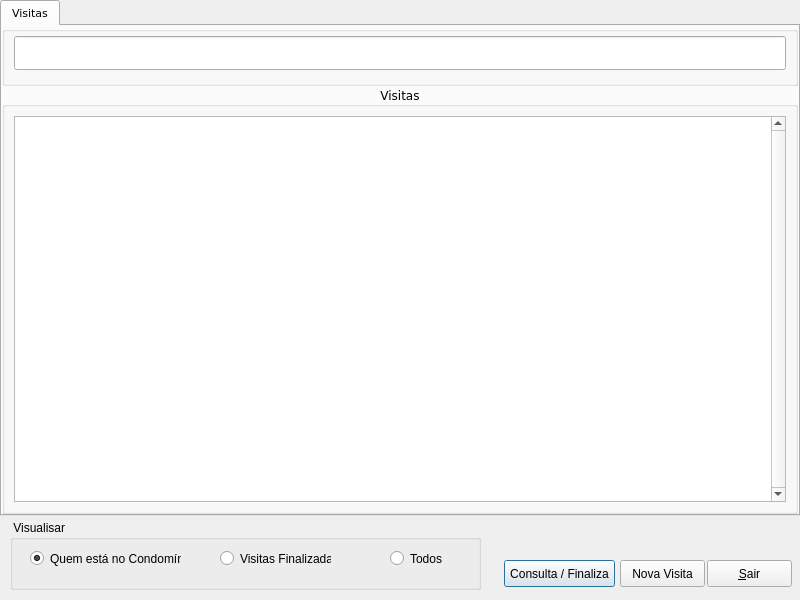
This is Projects/Blink/Plugins/visit/managervisit.ui in MarcoBueno1/qrad as Qt 5 draws it before an edit. The edited form follows.
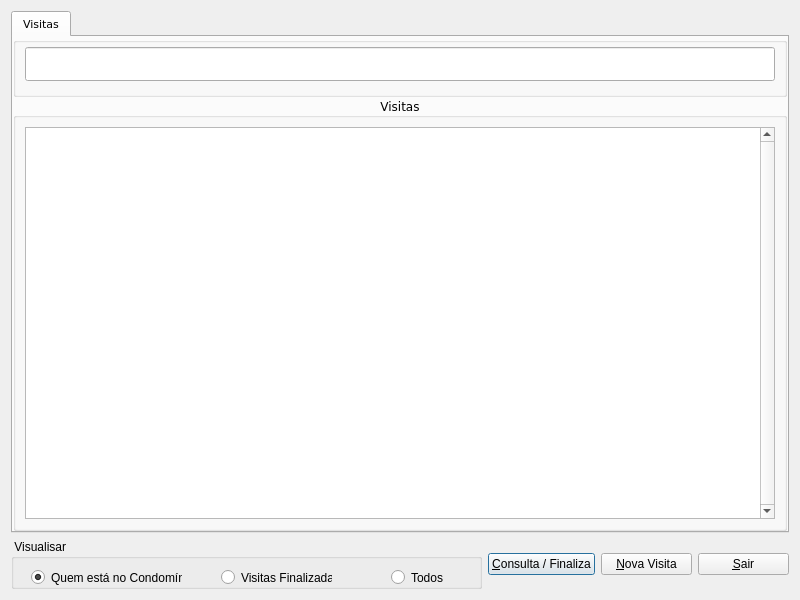
This is the edited form. Custom widgets are drawn as their Qt base class.

What changed in the file:
```diff
--- a/Projects/Blink/Plugins/visit/managervisit.ui
+++ b/Projects/Blink/Plugins/visit/managervisit.ui
@@ -13,15 +13,9 @@
   <property name="windowTitle">
    <string/>
   </property>
+  <layout class="QVBoxLayout" name="verticalLayout">
+   <item>
   <widget class="QTabWidget" name="tabWidget">
-   <property name="geometry">
-    <rect>
-     <x>0</x>
-     <y>0</y>
-     <width>800</width>
-     <height>516</height>
-    </rect>
-   </property>
    <property name="font">
     <font>
      <family>Verdana</family>
@@ -180,53 +174,16 @@
     </layout>
    </widget>
   </widget>
-  <widget class="QPushButton" name="PshBtnEditar">
-   <property name="geometry">
-    <rect>
-     <x>504</x>
-     <y>560</y>
-     <width>111</width>
-     <height>27</height>
-    </rect>
-   </property>
-   <property name="text">
-    <string>Consulta / Finaliza</string>
-   </property>
-  </widget>
-  <widget class="QPushButton" name="PshBtnNovo">
-   <property name="geometry">
-    <rect>
-     <x>620</x>
-     <y>560</y>
-     <width>85</width>
-     <height>27</height>
-    </rect>
-   </property>
-   <property name="text">
-    <string>Nova Visita</string>
-   </property>
-  </widget>
-  <widget class="QPushButton" name="PshBtnSair">
-   <property name="geometry">
-    <rect>
-     <x>707</x>
-     <y>560</y>
-     <width>85</width>
-     <height>27</height>
-    </rect>
-   </property>
-   <property name="text">
-    <string>&amp;Sair</string>
-   </property>
-  </widget>
+   </item>
+   <item>
+    <layout class="QHBoxLayout" name="horizontalLayout_3">
+     <item>
   <widget class="QGroupBox" name="groupBox">
-   <property name="geometry">
-    <rect>
-     <x>10</x>
-     <y>520</y>
+       <property name="minimumSize">
+        <size>
      <width>471</width>
-     <height>70</height>
-    </rect>
+         <height>50</height>
+        </size>
    </property>
    <property name="title">
     <string> Visualisar</string>
@@ -274,6 +231,35 @@
     </property>
    </widget>
   </widget>
+     </item>
+     <item>
+      <layout class="QHBoxLayout" name="horizontalLayout_2">
+       <item>
+        <widget class="QPushButton" name="PshBtnEditar">
+         <property name="text">
+          <string>&amp;Consulta / Finaliza</string>
+         </property>
+        </widget>
+       </item>
+       <item>
+        <widget class="QPushButton" name="PshBtnNovo">
+         <property name="text">
+          <string>&amp;Nova Visita</string>
+         </property>
+        </widget>
+       </item>
+       <item>
+        <widget class="QPushButton" name="PshBtnSair">
+         <property name="text">
+          <string>&amp;Sair</string>
+         </property>
+        </widget>
+       </item>
+      </layout>
+     </item>
+    </layout>
+   </item>
+  </layout>
  </widget>
  <customwidgets>
   <customwidget>
```
Lines whose indentation alone changed are shown as unchanged.
